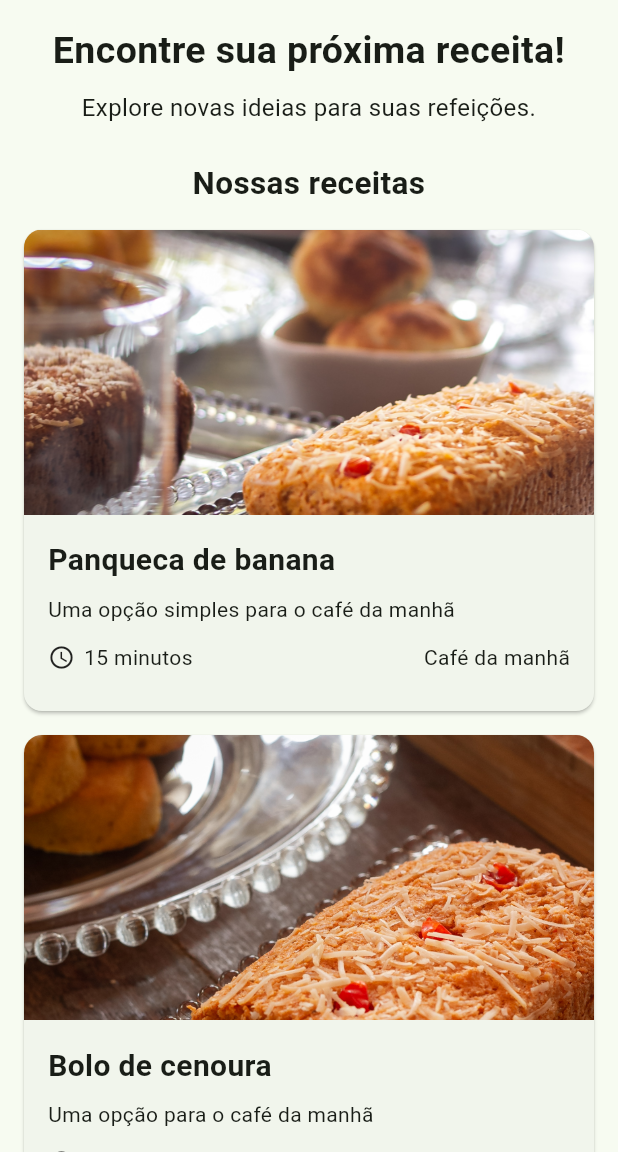
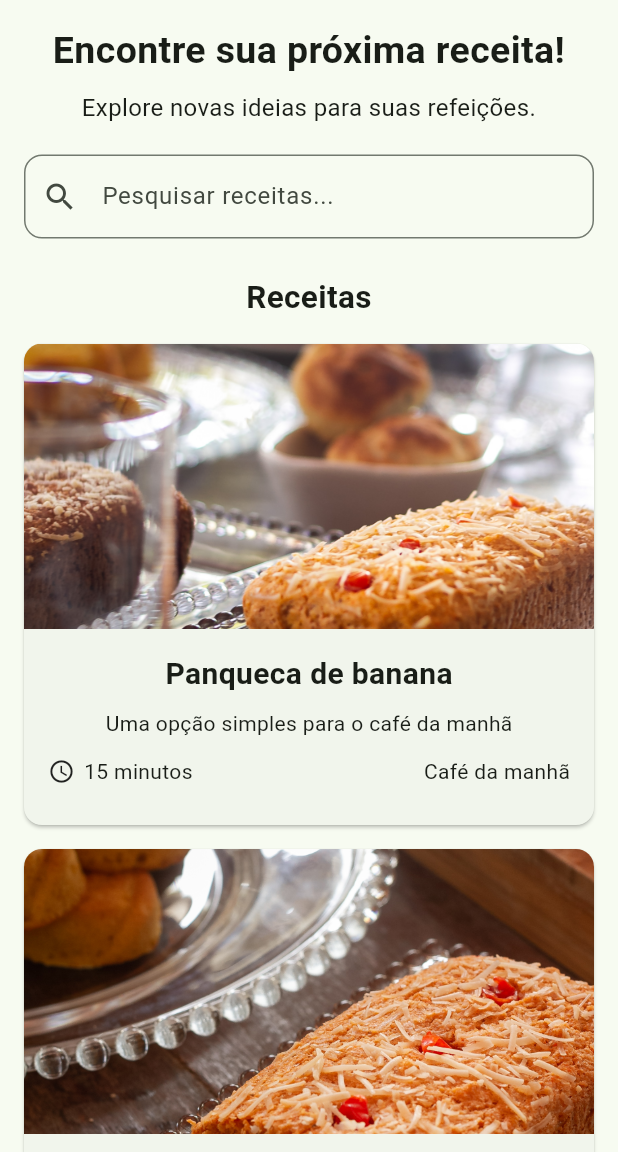
Before and after one commit to daniel-alm26/canellas-panificacao, a Flutter app: the screen it shows after launch, on a phone screen of 412 x 824 dp, the part 84-1236 px from its top. Run offline on Flutter 3.47's test engine with Material 3 defaults, Android fonts, the phone set to English and light mode, and no system bars.

Commit message:
Implementação do Campo de Pesquisa de Receitas

```diff
--- a/lib/data/receitas.dart
+++ b/lib/data/receitas.dart
@@ -39,5 +39,33 @@ List<Receita> receitas = [
     ],
     categoria: 'Bolos',
     semGlutenVerificado: false,
+  ),
+  Receita(
+    id: 3,
+    nome: 'Bolo de Milho sem glutén e sem lactose',
+    descricao: 'Esse bolo de milho sem glúten e sem lactose te mostrará que você não precisa de farinha '
+                'de trigo e nem de produtos derivados de leite para ter uma sobremesa supersaborosa! '
+                'Ele é ideal para deixar aquele cafézinho da tarde ainda mais especial, além de possibilitar '
+                'que celíacos ou intolerantes possam se deliciar com essa maravilha.',
+    tempoDePreparo: 35,
+    rendimento: 3,
+    ingredientes: [
+      '1 xícara (chá) de leite de coco (200 ml)',
+      '1 xícara (chá) de fubá de milho',
+      '2 ovos',
+      '1 xícara (chá) de açúcar',
+      '1 xícara (chá) de milho verde',
+      '3 colheres (sopa) de óleo de coco',
+      '3 colheres (sopa) de coco ralado',
+      '1 colher (sopa) de fermento em pó',
+    ],
+    modoDePreparo: [
+      'Coloque no liquidificador todos os ingredientes, exceto o fermento, e bata até misturar tudo.',
+      'Em seguida, acrescente o fermento e misture com uma colher (tire o copo do liquidificador da base para evitar acidentes).',
+      'Unte a forma com óleo de coco e fubá e despeje a mistura.',
+      'Leve ao forno em temperatura de 180º C por cerca de 30 minutos.',
+    ],
+    categoria: 'Massas',
+    semGlutenVerificado: true,
   )
 ];
--- a/lib/screens/inicio_screen.dart
+++ b/lib/screens/inicio_screen.dart
@@ -3,11 +3,24 @@ import 'package:canellas_panificacao/screens/detalhes_receita_screen.dart';
 import 'package:canellas_panificacao/widgets/receita_card.dart';
 import 'package:flutter/material.dart';
 
-class InicioScreen extends StatelessWidget {
+class InicioScreen extends StatefulWidget {
   const InicioScreen({super.key});
 
   @override
+  State<InicioScreen> createState() => _InicioScreenState();
+}
+
+  class _InicioScreenState extends State<InicioScreen> {
+    String textoPesquisa = '';
+
+  @override
   Widget build(BuildContext context) {
+    final receitasFiltradas = receitas.where((receita) {
+      return receita.nome
+        .toLowerCase()
+        .contains(textoPesquisa.toLowerCase());
+    }).toList();
+
     return Scaffold(
       appBar: AppBar(
         title: Image.asset(
@@ -39,10 +52,28 @@ class InicioScreen extends StatelessWidget {
             style: TextStyle(fontSize: 16),
           ),
 
+          const SizedBox(height: 20),
+
+          TextField(
+            decoration: InputDecoration(
+              hintText: 'Pesquisar receitas...',
+              prefixIcon: const Icon(Icons.search),
+              border: OutlineInputBorder(
+                borderRadius: BorderRadius.circular(12),
+              ),
+            ),
+
+            onChanged: (texto) {
+              setState(() {
+                textoPesquisa = texto;
+              });
+            },
+          ),
+
           const SizedBox(height: 24),
 
           const Text(
-            'Nossas receitas',
+            'Receitas',
             textAlign: TextAlign.center,
             style: TextStyle(
               fontSize: 21,
@@ -52,7 +83,18 @@ class InicioScreen extends StatelessWidget {
 
           const SizedBox(height: 16),
 
-          ...receitas.map(
+          if (receitasFiltradas.isEmpty)
+            const Padding(
+              padding: EdgeInsets.all(20),
+              child: Center(
+                child: Text(
+                  'Nenhuma receita encontrada.',
+                  textAlign: TextAlign.center,
+                ),
+              ),
+            )
+          else
+          ...receitasFiltradas.map(
             (receita) => ReceitaCard(
               receita: receita,
               onTap: () {
--- a/lib/widgets/receita_card.dart
+++ b/lib/widgets/receita_card.dart
@@ -38,7 +38,6 @@ class ReceitaCard extends StatelessWidget {
             Padding(
               padding: const EdgeInsets.all(16),
               child: Column(
-                crossAxisAlignment: CrossAxisAlignment.start,
                 children: [
                   Text(
                     receita!.nome,
@@ -48,7 +47,10 @@ class ReceitaCard extends StatelessWidget {
                     ),
                   ),
                   const SizedBox(height: 8),
-                  Text(receita!.descricao),
+                  Text(
+                    receita!.descricao,
+                    // textAlign: TextAlign.justify,
+                  ),
                   const SizedBox(height: 12),
                   Row(
                     children: [
@@ -57,17 +59,17 @@ class ReceitaCard extends StatelessWidget {
                       Text('${receita!.tempoDePreparo} minutos'),
                       const Spacer(),
                       Text(receita!.categoria),
-                    ]
+                    ],
                   ),
                   const SizedBox(height: 10),
                   if (!receita!.semGlutenVerificado)
-                  const Text(
-                    'Verificação alimentar pendente',
-                    style: TextStyle(
-                      color: Colors.deepOrange,
-                      fontWeight: FontWeight.w600,
+                    const Text(
+                      'Verificação alimentar pendente',
+                      style: TextStyle(
+                        color: Colors.deepOrange,
+                        fontWeight: FontWeight.w600,
+                      ),
                     ),
-                  )
                 ],
               ),
             ),
```
Also changed, not shown: lib/main.dart (+0 -22 lines), assets/images/receita_3.jpg.
